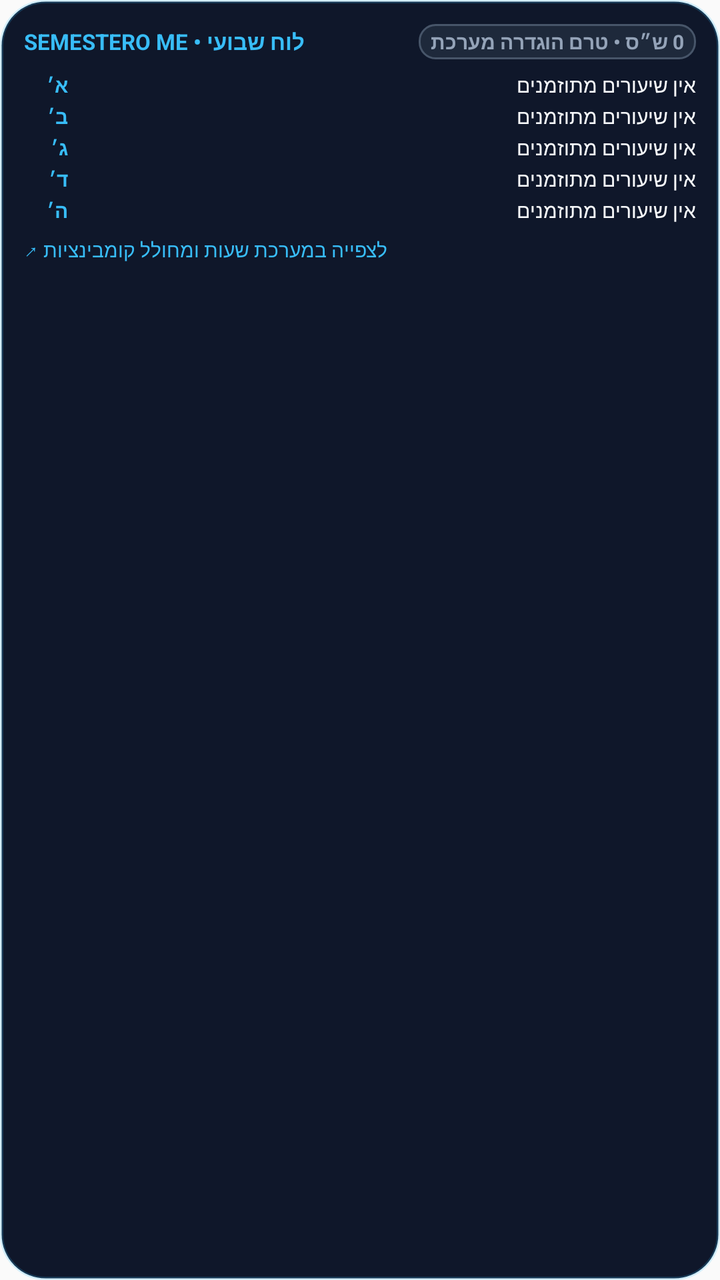
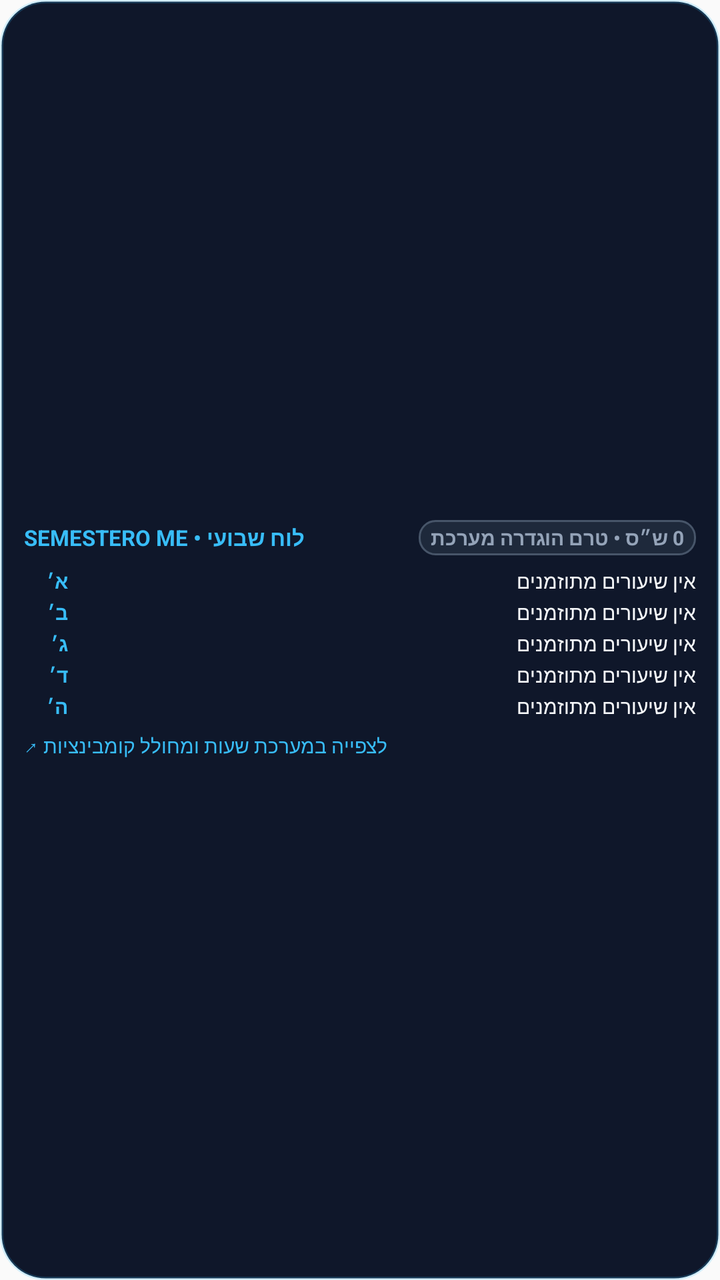

An Android layout rendered at two revisions. The XML below is the earlier revision; the diff shows what the commit changed to produce the second picture.
<!-- AndroidManifest.xml: application theme AppTheme -->
<!-- res/layout/widget_schedule.xml -->
<?xml version="1.0" encoding="utf-8"?>
<LinearLayout xmlns:android="http://schemas.android.com/apk/res/android"
    android:id="@+id/widget_schedule_root"
    android:layout_width="match_parent"
    android:layout_height="match_parent"
    android:background="@drawable/widget_card_bg"
    android:orientation="vertical"
    android:padding="12dp">

    
    <LinearLayout
        android:layout_width="match_parent"
        android:layout_height="wrap_content"
        android:orientation="horizontal"
        android:gravity="center_vertical">

        <TextView
            android:layout_width="0dp"
            android:layout_height="wrap_content"
            android:layout_weight="1"
            android:text="SEMESTERO ME • לוח שבועי"
            android:textColor="#38bdf8"
            android:textSize="11sp"
            android:textStyle="bold" />

        <TextView
            android:id="@+id/widget_schedule_total_hours"
            android:layout_width="wrap_content"
            android:layout_height="wrap_content"
            android:background="@drawable/widget_badge_bg"
            android:paddingLeft="6dp"
            android:paddingRight="6dp"
            android:paddingTop="2dp"
            android:paddingBottom="2dp"
            android:text="0 ש״ס • טרם הוגדרה מערכת"
            android:textColor="#94a3b8"
            android:textSize="10sp"
            android:textStyle="bold" />
    </LinearLayout>

    
    <LinearLayout
        android:layout_width="match_parent"
        android:layout_height="wrap_content"
        android:layout_marginTop="6dp"
        android:orientation="vertical">

        
        <LinearLayout
            android:layout_width="match_parent"
            android:layout_height="wrap_content"
            android:orientation="horizontal"
            android:gravity="center_vertical"
            android:layout_marginBottom="2dp">
            <TextView
                android:layout_width="22dp"
                android:layout_height="wrap_content"
                android:text="א׳"
                android:textColor="#38bdf8"
                android:textSize="10sp"
                android:textStyle="bold" />
            <TextView
                android:id="@+id/widget_sched_day_sun"
                android:layout_width="0dp"
                android:layout_height="wrap_content"
                android:layout_weight="1"
                android:text="אין שיעורים מתוזמנים"
                android:textColor="#f8fafc"
                android:textSize="10sp"
                android:maxLines="1"
                android:ellipsize="end" />
        </LinearLayout>

        
        <LinearLayout
            android:layout_width="match_parent"
            android:layout_height="wrap_content"
            android:orientation="horizontal"
            android:gravity="center_vertical"
            android:layout_marginBottom="2dp">
            <TextView
                android:layout_width="22dp"
                android:layout_height="wrap_content"
                android:text="ב׳"
                android:textColor="#38bdf8"
                android:textSize="10sp"
                android:textStyle="bold" />
            <TextView
                android:id="@+id/widget_sched_day_mon"
                android:layout_width="0dp"
                android:layout_height="wrap_content"
                android:layout_weight="1"
                android:text="אין שיעורים מתוזמנים"
                android:textColor="#f8fafc"
                android:textSize="10sp"
                android:maxLines="1"
                android:ellipsize="end" />
        </LinearLayout>

        
        <LinearLayout
            android:layout_width="match_parent"
            android:layout_height="wrap_content"
            android:orientation="horizontal"
            android:gravity="center_vertical"
            android:layout_marginBottom="2dp">
            <TextView
                android:layout_width="22dp"
                android:layout_height="wrap_content"
                android:text="ג׳"
                android:textColor="#38bdf8"
                android:textSize="10sp"
                android:textStyle="bold" />
            <TextView
                android:id="@+id/widget_sched_day_tue"
                android:layout_width="0dp"
                android:layout_height="wrap_content"
                android:layout_weight="1"
                android:text="אין שיעורים מתוזמנים"
                android:textColor="#f8fafc"
                android:textSize="10sp"
                android:maxLines="1"
                android:ellipsize="end" />
        </LinearLayout>

        
        <LinearLayout
            android:layout_width="match_parent"
            android:layout_height="wrap_content"
            android:orientation="horizontal"
            android:gravity="center_vertical"
            android:layout_marginBottom="2dp">
            <TextView
                android:layout_width="22dp"
                android:layout_height="wrap_content"
                android:text="ד׳"
                android:textColor="#38bdf8"
                android:textSize="10sp"
                android:textStyle="bold" />
            <TextView
                android:id="@+id/widget_sched_day_wed"
                android:layout_width="0dp"
                android:layout_height="wrap_content"
                android:layout_weight="1"
                android:text="אין שיעורים מתוזמנים"
                android:textColor="#f8fafc"
                android:textSize="10sp"
                android:maxLines="1"
                android:ellipsize="end" />
        </LinearLayout>

        
        <LinearLayout
            android:layout_width="match_parent"
            android:layout_height="wrap_content"
            android:orientation="horizontal"
            android:gravity="center_vertical">
            <TextView
                android:layout_width="22dp"
                android:layout_height="wrap_content"
                android:text="ה׳"
                android:textColor="#38bdf8"
                android:textSize="10sp"
                android:textStyle="bold" />
            <TextView
                android:id="@+id/widget_sched_day_thu"
                android:layout_width="0dp"
                android:layout_height="wrap_content"
                android:layout_weight="1"
                android:text="אין שיעורים מתוזמנים"
                android:textColor="#f8fafc"
                android:textSize="10sp"
                android:maxLines="1"
                android:ellipsize="end" />
        </LinearLayout>
    </LinearLayout>

    
    <TextView
        android:layout_width="match_parent"
        android:layout_height="wrap_content"
        android:layout_marginTop="6dp"
        android:text="לצפייה במערכת שעות ומחולל קומבינציות ↗"
        android:textColor="#38bdf8"
        android:textSize="10sp"
        android:gravity="left" />
</LinearLayout>
<!-- resources referenced by this layout -->
<resources>
  <!-- drawable widget_badge_bg (drawable) -->
  <?xml version="1.0" encoding="utf-8"?>
  <shape xmlns:android="http://schemas.android.com/apk/res/android"
      android:shape="rectangle">
      <solid android:color="#1e293b" />
      <corners android:radius="8dp" />
      <stroke
          android:width="1dp"
          android:color="#475569" />
  </shape>
  <!-- drawable widget_card_bg (drawable) -->
  <?xml version="1.0" encoding="utf-8"?>
  <shape xmlns:android="http://schemas.android.com/apk/res/android"
      android:shape="rectangle">
      <solid android:color="#0f172a" />
      <corners android:radius="22dp" />
      <stroke
          android:width="1.5dp"
          android:color="#3338bdf8" />
  </shape>
  <style name="AppTheme" parent="Theme.AppCompat.Light.DarkActionBar">
          
          <item name="colorPrimary">@color/colorPrimary</item>
          <item name="colorPrimaryDark">@color/colorPrimaryDark</item>
          <item name="colorAccent">@color/colorAccent</item>
      </style>
</resources>

<!-- the commit's change to res/layout/widget_schedule.xml (unified diff, before → after) -->
@@ -5,6 +5,7 @@
     android:layout_height="match_parent"
     android:background="@drawable/widget_card_bg"
     android:orientation="vertical"
+    android:gravity="center_vertical"
     android:padding="12dp">
 
     
